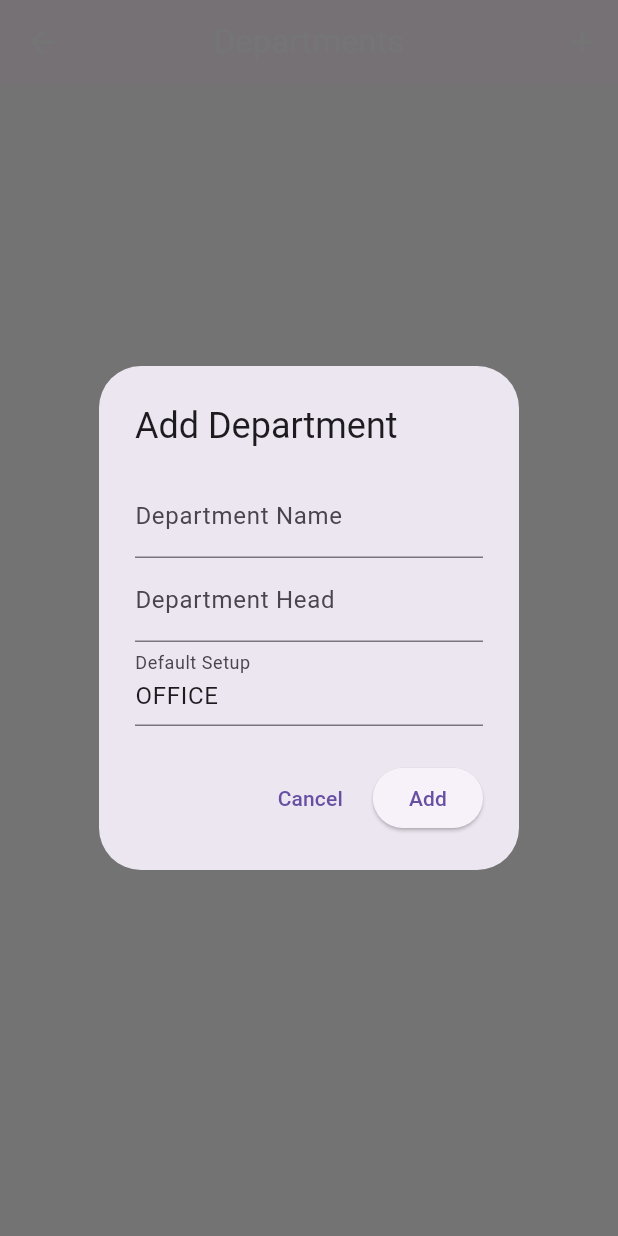
After one commit to ferdyasino/attendance-payroll-app, a Flutter app: the DepartmentsScreen screen opened directly, after a tap on the "add" icon, on a phone screen of 412 x 824 dp. The commit adds this screen. Run offline on Flutter 3.47's test engine with Material 3 defaults, Android fonts, the phone set to English and light mode, and no system bars; our stand-ins replace flutter_dotenv, google_sign_in, shared_preferences; accounts and stored records are empty; network calls fail.

Commit message:
Department Management

```diff
--- /dev/null
+++ b/lib/screens/departments_screen.dart
@@ -0,0 +1,211 @@
+import 'package:flutter/material.dart';
+import '../services/department_service.dart';
+
+class DepartmentsScreen extends StatefulWidget {
+  const DepartmentsScreen({super.key});
+
+  @override
+  State<DepartmentsScreen> createState() => _DepartmentsScreenState();
+}
+
+class _DepartmentsScreenState extends State<DepartmentsScreen> {
+  final DepartmentService _service = DepartmentService();
+  List<Map<String, dynamic>> _departments = [];
+  bool _isLoading = true;
+
+  @override
+  void initState() {
+    super.initState();
+    _loadDepartments();
+  }
+
+  Future<void> _loadDepartments() async {
+    setState(() => _isLoading = true);
+    final data = await _service.fetchDepartmentsWithStatus();
+    setState(() {
+      _departments = data;
+      _isLoading = false;
+    });
+  }
+
+  Future<void> _importDepartment(int index) async {
+    final dept = _departments[index];
+    final added = await _service.addDepartment(dept);
+    if (added) {
+      setState(() {
+        _departments[index]['addedToNewTab'] = true;
+        _departments[index]['isOldSheet'] = false;
+      });
+      ScaffoldMessenger.of(context).showSnackBar(
+        const SnackBar(content: Text('Department added to new tab')),
+      );
+    } else {
+      ScaffoldMessenger.of(context).showSnackBar(
+        const SnackBar(content: Text('Failed to add department')),
+      );
+    }
+  }
+
+  void _showAddEditDialog({Map<String, dynamic>? department, int? index}) {
+    final isImported = department != null && department['addedToNewTab'] == true;
+    final isReadOnlyName = isImported; // department name readonly if imported/newly added
+    final TextEditingController nameController =
+        TextEditingController(text: department?['departmentName']?.toString() ?? '');
+    final TextEditingController headController =
+        TextEditingController(text: department?['departmentHead']?.toString() ?? '');
+    final TextEditingController setupController =
+        TextEditingController(text: department?['defaultSetup']?.toString() ?? 'OFFICE');
+
+    showDialog(
+      context: context,
+      builder: (_) => AlertDialog(
+        title: Text(department != null ? 'Edit Department' : 'Add Department'),
+        content: Column(
+          mainAxisSize: MainAxisSize.min,
+          children: [
+            TextField(
+              controller: nameController,
+              decoration: const InputDecoration(labelText: 'Department Name'),
+              readOnly: isReadOnlyName,
+            ),
+            TextField(
+              controller: headController,
+              decoration: const InputDecoration(labelText: 'Department Head'),
+            ),
+            TextField(
+              controller: setupController,
+              decoration: const InputDecoration(labelText: 'Default Setup'),
+            ),
+          ],
+        ),
+        actions: [
+          TextButton(onPressed: () => Navigator.pop(context), child: const Text('Cancel')),
+          ElevatedButton(
+            onPressed: () async {
+              final newDept = {
+                'departmentName': nameController.text.trim(),
+                'departmentHead': headController.text.trim(),
+                'defaultSetup': setupController.text.trim(),
+              };
+
+              bool success = false;
+              if (department == null) {
+                success = await _service.addDepartment(newDept);
+              } else {
+                success = await _service.updateDepartment(newDept);
+              }
+
+              if (success) {
+                setState(() {
+                  if (index != null) {
+                    _departments[index] = {
+                      ..._departments[index],
+                      ...newDept,
+                      'addedToNewTab': true,
+                      'isOldSheet': false,
+                    };
+                  } else {
+                    _departments.add({
+                      ...newDept,
+                      'addedToNewTab': true,
+                      'isOldSheet': false,
+                    });
+                  }
+                });
+                Navigator.pop(context);
+                ScaffoldMessenger.of(context).showSnackBar(
+                  SnackBar(content: Text(department == null ? 'Department added' : 'Department updated')),
+                );
+              } else {
+                ScaffoldMessenger.of(context).showSnackBar(
+                  SnackBar(content: Text('Failed to ${department == null ? 'add' : 'update'} department')),
+                );
+              }
+            },
+            child: Text(department == null ? 'Add' : 'Save'),
+          ),
+        ],
+      ),
+    );
+  }
+
+  void _deleteDepartment(int index) async {
+    final dept = _departments[index];
+    final isOld = dept['isOldSheet'] == true;
+    if (!(dept['addedToNewTab'] as bool? ?? false)) return;
+
+    final confirmed = await showDialog<bool>(
+      context: context,
+      builder: (_) => AlertDialog(
+        title: const Text('Delete Department'),
+        content: const Text('Delete from new tab?'),
+        actions: [
+          TextButton(onPressed: () => Navigator.pop(context, false), child: const Text('Cancel')),
+          TextButton(onPressed: () => Navigator.pop(context, true), child: const Text('Delete')),
+        ],
+      ),
+    );
+
+    if (confirmed != true) return;
+
+    final success = await _service.deleteDepartment(dept);
+    if (success) {
+      setState(() {
+        if (isOld) {
+          _departments[index]['addedToNewTab'] = false; // revert to old readonly list
+        } else {
+          _departments.removeAt(index);
+        }
+      });
+      ScaffoldMessenger.of(context).showSnackBar(const SnackBar(content: Text('Department deleted')));
+    } else {
+      ScaffoldMessenger.of(context).showSnackBar(const SnackBar(content: Text('Failed to delete department')));
+    }
+  }
+
+  @override
+  Widget build(BuildContext context) {
+    return Scaffold(
+      appBar: AppBar(
+        title: const Text('Departments'),
+        actions: [
+          IconButton(onPressed: () => _showAddEditDialog(), icon: const Icon(Icons.add)),
+        ],
+      ),
+      body: _isLoading
+          ? const Center(child: CircularProgressIndicator())
+          : ListView.builder(
+              itemCount: _departments.length,
+              itemBuilder: (_, index) {
+                final dept = _departments[index];
+                final added = dept['addedToNewTab'] as bool? ?? false;
+
+                return ListTile(
+                  leading: !added
+                      ? IconButton(
+                          tooltip: 'Import to new tab',
+                          icon: const Icon(Icons.warning_amber_rounded, color: Colors.orange),
+                          onPressed: () => _importDepartment(index),
+                        )
+                      : null,
+                  title: Text(dept['departmentName']?.toString() ?? ''),
+                  subtitle: Text(
+                      'Head: ${dept['departmentHead'] ?? ''}, Setup: ${dept['defaultSetup'] ?? ''}'),
+                  trailing: added
+                      ? Row(
+                          mainAxisSize: MainAxisSize.min,
+                          children: [
+                            IconButton(
+                              icon: const Icon(Icons.edit),
+                              onPressed: () => _showAddEditDialog(department: dept, index: index),
+                            ),
+                            IconButton(icon: const Icon(Icons.delete), onPressed: () => _deleteDepartment(index)),
+                          ],
+                        )
+                      : null,
+                );
+              },
+            ),
+    );
+  }
+}
--- /dev/null
+++ b/lib/services/department_service.dart
@@ -0,0 +1,150 @@
+import 'dart:convert';
+import 'package:http/http.dart' as http;
+import 'package:flutter_dotenv/flutter_dotenv.dart';
+
+class DepartmentService {
+  String get attendanceSheetUrl => dotenv.env['ATTENDANCE_SHEET_URL'] ?? '';
+  String get departmentsScriptUrl => dotenv.env['DEPARTMENTS_SCRIPT_URL'] ?? '';
+
+  /// Fetch old (read-only) departments
+  Future<List<Map<String, dynamic>>> fetchOldDepartments() async {
+    if (attendanceSheetUrl.isEmpty) return [];
+
+    try {
+      final response = await http.get(Uri.parse(attendanceSheetUrl));
+      if (response.statusCode != 200) throw Exception('Failed to load sheet');
+
+      String jsonText = response.body;
+      if (jsonText.startsWith('/*O_o*/')) {
+        jsonText = jsonText.substring(jsonText.indexOf('{'));
+        jsonText = jsonText.substring(0, jsonText.lastIndexOf(')'));
+      } else if (jsonText.startsWith('google.visualization.Query.setResponse')) {
+        jsonText = jsonText.substring(jsonText.indexOf('(') + 1, jsonText.lastIndexOf(')'));
+      }
+
+      final Map<String, dynamic> data = jsonDecode(jsonText);
+      final List<dynamic> rows = data['table']['rows'];
+
+      List<Map<String, dynamic>> departments = [];
+      for (var row in rows) {
+        final colA = row['c']?[0]?['v']?.toString().trim() ?? '';
+        final colD = row['c']?[3]?['v']?.toString().trim();
+
+        if (colA.isNotEmpty && (colD == null || colD.isEmpty)) {
+          final parts = colA.split('-');
+          final deptName = parts[0].trim();
+          final deptHead = parts.length > 1 ? parts[1].trim() : '';
+          departments.add({
+            'departmentName': deptName,
+            'departmentHead': deptHead,
+            'defaultSetup': 'OFFICE',
+            'addedToNewTab': false,
+            'isOldSheet': true,
+          });
+        }
+      }
+      return departments;
+    } catch (e) {
+      print("Error fetching old departments: $e");
+      return [];
+    }
+  }
+
+  /// Fetch new departments
+  Future<List<Map<String, dynamic>>> fetchNewDepartments() async {
+    if (departmentsScriptUrl.isEmpty) return [];
+
+    try {
+      final response = await http.get(Uri.parse(departmentsScriptUrl));
+      if (response.statusCode != 200) return [];
+
+      final List<dynamic> data = jsonDecode(response.body);
+      return data.map((e) {
+        return {
+          'departmentName': (e['department'] ?? '').toString(),
+          'departmentHead': (e['head'] ?? '').toString(),
+          'defaultSetup': (e['setupDefault'] ?? 'OFFICE').toString(),
+          'addedToNewTab': true,
+          'isOldSheet': false,
+        };
+      }).toList();
+    } catch (e) {
+      print("Error fetching new departments: $e");
+      return [];
+    }
+  }
+
+  /// Combine old and new departments with correct status
+  Future<List<Map<String, dynamic>>> fetchDepartmentsWithStatus() async {
+    final oldDeps = await fetchOldDepartments();
+    final newDeps = await fetchNewDepartments();
+    final newNames = newDeps.map((e) => e['departmentName']).toSet();
+
+    // Mark old departments that are already added
+    final oldUpdated = oldDeps.map((e) {
+      if (newNames.contains(e['departmentName'])) {
+        return {...e, 'addedToNewTab': true};
+      }
+      return e;
+    }).toList();
+
+    // Merge new departments and old ones not already in new
+    final combined = [...newDeps];
+    for (var oldDept in oldUpdated) {
+      if (!newNames.contains(oldDept['departmentName'])) {
+        combined.add(oldDept);
+      }
+    }
+
+    return combined;
+  }
+
+  /// Add a department to Google Sheet
+  Future<bool> addDepartment(Map<String, dynamic> dept) async {
+    if (departmentsScriptUrl.isEmpty) return false;
+    try {
+      final response = await http.post(Uri.parse(departmentsScriptUrl), body: {
+        'action': 'add',
+        'departmentName': dept['departmentName'] ?? '',
+        'departmentHead': dept['departmentHead'] ?? '',
+        'setupDefault': dept['defaultSetup'] ?? 'OFFICE',
+      });
+      return response.statusCode == 200 || response.statusCode == 302;
+    } catch (e) {
+      print("Error adding department: $e");
+      return false;
+    }
+  }
+
+  /// Update a department in Google Sheet
+  Future<bool> updateDepartment(Map<String, dynamic> dept) async {
+    if (departmentsScriptUrl.isEmpty) return false;
+    try {
+      final response = await http.post(Uri.parse(departmentsScriptUrl), body: {
+        'action': 'update',
+        'departmentName': dept['departmentName'] ?? '',
+        'departmentHead': dept['departmentHead'] ?? '',
+        'setupDefault': dept['defaultSetup'] ?? 'OFFICE',
+      });
+      return response.statusCode == 200 || response.statusCode == 302;
+    } catch (e) {
+      print("Error updating department: $e");
+      return false;
+    }
+  }
+
+  /// Delete a department from Google Sheet
+  Future<bool> deleteDepartment(Map<String, dynamic> dept) async {
+    if (departmentsScriptUrl.isEmpty) return false;
+    try {
+      final response = await http.post(Uri.parse(departmentsScriptUrl), body: {
+        'action': 'delete',
+        'departmentName': dept['departmentName'] ?? '',
+      });
+      return response.statusCode == 200 || response.statusCode == 302;
+    } catch (e) {
+      print("Error deleting department: $e");
+      return false;
+    }
+  }
+}
```
Also changed, not shown: lib/screens/dashboard_screen.dart (+18 -5 lines).
